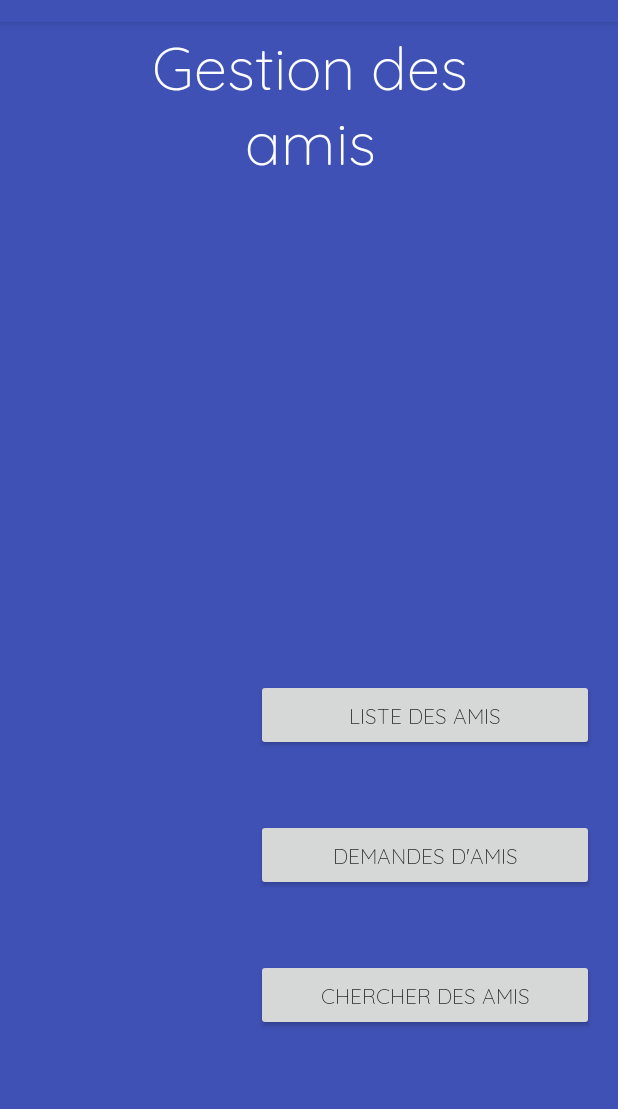
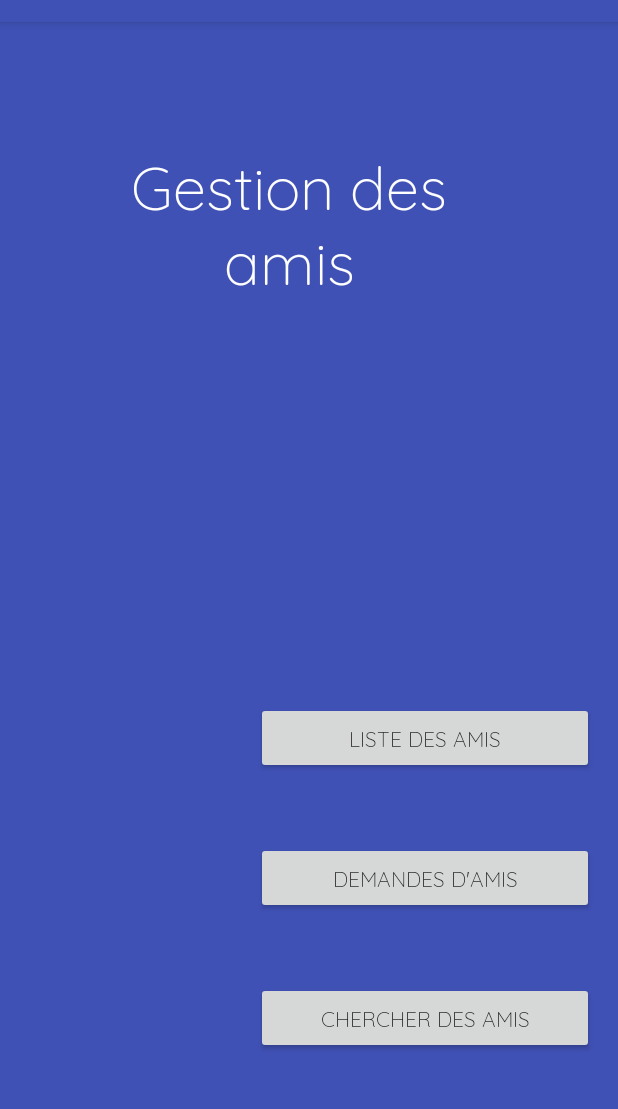
Before and after one commit to jiweber/LSINF1225-2018-GROUPE14-MiniPoll, an Android app: the MenuPrincipalActivity screen opened directly, with no data from a screen before it, after a tap on an icon or button, on a phone screen of 412 x 824 dp, the part 62-1171 px from its top. Run offline under Robolectric (Android 15) with nearby library versions, the light colour scheme and no system bars.

Commit message:
Ajout de 3 nouvelles activités pour la gestion d'amis : recherche, liste et demandes. /!\ aucune d'entre elles ne fonctionne correctement. Petit bug mais je sai spas ou et ca fait crash l'app

```diff
--- a/app/src/main/java/be/lsinf1225/minipoll/MiniPoll.java
+++ b/app/src/main/java/be/lsinf1225/minipoll/MiniPoll.java
@@ -94,4 +94,5 @@ public class MiniPoll extends Application {
         super.onCreate();
         context = (MiniPoll) getApplicationContext();
     }
+
 }
--- /dev/null
+++ b/app/src/main/java/be/lsinf1225/minipoll/activity/GestionAmisActivity.java
@@ -0,0 +1,91 @@
+package be.lsinf1225.minipoll.activity;
+
+import android.content.Intent;
+import android.graphics.Typeface;
+import android.support.v7.app.AppCompatActivity;
+import android.os.Bundle;
+import android.util.Log;
+import android.view.View;
+import android.widget.Button;
+import android.widget.ImageButton;
+import android.widget.TextView;
+
+import be.lsinf1225.minipoll.R;
+
+public class GestionAmisActivity extends AppCompatActivity {
+
+    Button liste;
+    Button chercher;
+    Button demandes;
+    TextView titre;
+
+    @Override
+    protected void onCreate(Bundle savedInstanceState) {
+        super.onCreate(savedInstanceState);
+        setContentView(R.layout.activity_gestion_amis);
+        liste = findViewById(R.id.liste);
+        chercher = findViewById(R.id.chercher);
+        demandes = findViewById(R.id.demandes);
+        titre = findViewById(R.id.gestion);
+
+        setFontBut(liste);
+        setFontBut(chercher);
+        setFontBut(demandes);
+        setFontTxt(titre);
+
+         liste.setOnClickListener(liste_ls);
+         chercher.setOnClickListener(chercher_ls);
+         demandes.setOnClickListener(demandes_ls);
+
+
+
+    }
+
+    View.OnClickListener liste_ls = new View.OnClickListener() {
+        @Override
+        public void onClick(View view) {
+            Log.i("DEBUG - AMI","Bouton liste");
+            Intent liste_amis = new Intent(getApplicationContext(), ListeAmisActivity.class);
+            startActivity(liste_amis);
+        }
+    };
+
+
+    View.OnClickListener chercher_ls = new View.OnClickListener() {
+        @Override
+        public void onClick(View view) {
+            Log.i("DEBUG - AMI", "Bouton liste");
+            Intent liste_amis = new Intent(getApplicationContext(), ChercherAmisActivity.class);
+            startActivity(liste_amis);
+        }
+    };
+
+
+    View.OnClickListener demandes_ls = new View.OnClickListener() {
+        @Override
+        public void onClick(View view) {
+            Log.i("DEBUG - AMI", "Bouton liste");
+            Intent liste_amis = new Intent(getApplicationContext(), DemandesAmisActivity.class);
+            startActivity(liste_amis);
+        }
+    };
+
+
+    public void setFontTxt(TextView textView) {
+        try {
+            Typeface typeface = Typeface.createFromAsset(getAssets(), "fonts/Quicksand-Light.ttf");
+            textView.setTypeface(typeface);
+        } catch (Exception e) {
+            Log.e("FONT", textView + " not found", e);
+        }
+    }
+
+    public void setFontBut(Button button) {
+        try {
+            Typeface typeface = Typeface.createFromAsset(getAssets(), "fonts/Quicksand-Light.ttf");
+            button.setTypeface(typeface);
+        } catch (Exception e) {
+            Log.e("FONT", button + " not found", e);
+        }
+    }
+}
--- a/app/src/main/java/be/lsinf1225/minipoll/activity/MenuPrincipalActivity.java
+++ b/app/src/main/java/be/lsinf1225/minipoll/activity/MenuPrincipalActivity.java
@@ -86,7 +86,7 @@ public class MenuPrincipalActivity extends AppCompatActivity {
         @Override
         public void onClick(View view) {
             Log.i("DEBUG","Bouton amis");
-            Intent amis = new Intent(getApplicationContext(),GestionAmis.class);
+            Intent amis = new Intent(getApplicationContext(),GestionAmisActivity.class);
             Log.i("FLAG", "Passé");
             startActivity(amis);
             Log.i("FLAG", "Présent");
--- a/app/src/main/res/layout/activity_gestion_amis.xml
+++ b/app/src/main/res/layout/activity_gestion_amis.xml
@@ -4,8 +4,8 @@
     xmlns:tools="http://schemas.android.com/tools"
     android:layout_width="match_parent"
     android:layout_height="match_parent"
-    tools:context="be.lsinf1225.minipoll.activity.GestionAmis"
-    android:background="@color/colorPrimary">
+    android:background="@color/colorPrimary"
+    tools:context="be.lsinf1225.minipoll.activity.GestionAmisActivity">
 
     <Button
         android:id="@+id/liste"
@@ -13,10 +13,37 @@
         android:layout_height="wrap_content"
         android:layout_marginBottom="45dp"
         android:layout_marginEnd="16dp"
+        android:layout_marginRight="16dp"
         android:text="@string/liste_des_amis"
         app:layout_constraintBottom_toTopOf="@+id/demandes"
+        app:layout_constraintEnd_toEndOf="parent" />
+
+    <Button
+        android:id="@+id/chercher"
+        android:layout_width="225dp"
+        android:layout_height="48dp"
+        android:layout_marginBottom="80dp"
+        android:layout_marginEnd="16dp"
+        android:layout_marginRight="16dp"
+        android:text="@string/chercher_des_amis"
+        app:layout_constraintBottom_toBottomOf="parent"
         app:layout_constraintEnd_toEndOf="parent"
-        android:layout_marginRight="16dp" />
+        tools:ignore="MissingConstraints" />
+
+    <TextView
+        android:id="@+id/gestion"
+        android:layout_width="257dp"
+        android:layout_height="100dp"
+        android:layout_marginLeft="64dp"
+        android:layout_marginStart="64dp"
+        android:layout_marginTop="80dp"
+        android:text="@string/gestion_des_amis"
+        android:textAlignment="center"
+        android:textAppearance="@style/TextAppearance.AppCompat.Large"
+        android:textColor="@color/colorWhite"
+        android:textSize="40sp"
+        app:layout_constraintStart_toStartOf="parent"
+        app:layout_constraintTop_toTopOf="parent" />
 
     <Button
         android:id="@+id/demandes"
@@ -24,38 +51,11 @@
         android:layout_height="wrap_content"
         android:layout_marginBottom="45dp"
         android:layout_marginEnd="16dp"
+        android:layout_marginRight="16dp"
         android:text="@string/demandes_d_amis"
         app:layout_constraintBottom_toTopOf="@+id/chercher"
         app:layout_constraintEnd_toEndOf="parent"
-        android:layout_marginRight="16dp" />
-
-    <Button
-        android:id="@+id/chercher"
-        android:layout_width="225dp"
-        android:layout_height="wrap_content"
-        android:layout_marginBottom="95dp"
-        android:layout_marginEnd="16dp"
-        android:text="@string/chercher_des_amis"
-        app:layout_constraintBottom_toBottomOf="parent"
-        app:layout_constraintEnd_toEndOf="parent"
-        android:layout_marginRight="16dp" />
-
-    <TextView
-        android:id="@+id/gestion"
-        android:layout_width="257dp"
-        android:layout_height="100dp"
-        android:layout_marginEnd="63dp"
-        android:layout_marginStart="64dp"
-        android:text="@string/gestion_des_amis"
-        android:textAlignment="center"
-        android:textAppearance="@style/TextAppearance.AppCompat.Large"
-        android:textColor="@color/colorWhite"
-        android:textSize="40sp"
-        app:layout_constraintEnd_toEndOf="parent"
-        app:layout_constraintStart_toStartOf="parent"
-        app:layout_constraintTop_toTopOf="parent"
-        android:layout_marginRight="63dp"
-        android:layout_marginLeft="64dp" />
+        tools:ignore="MissingConstraints" />
 
 
 </android.support.constraint.ConstraintLayout>
```
Also changed, not shown: app/src/main/AndroidManifest.xml (+7 -3 lines), app/src/main/java/be/lsinf1225/minipoll/activity/ChercherAmisActivity.java (added, +108 -0 lines), app/src/main/java/be/lsinf1225/minipoll/activity/DemandesAmisActivity.java (added, +66 -0 lines), app/src/main/java/be/lsinf1225/minipoll/activity/ListeAmisActivity.java (added, +97 -0 lines), app/src/main/res/layout/activity_chercher_amis.xml (added, +51 -0 lines), app/src/main/res/layout/activity_demandes_amis.xml (added, +36 -0 lines), app/src/main/res/layout/activity_liste_amis.xml (added, +52 -0 lines), 1 other file.
